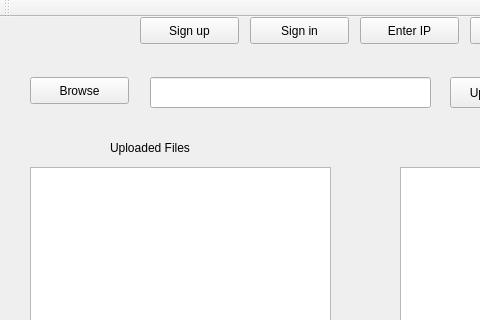
Before: the Qt Designer form sharefileclient/mainwindow.ui in taragu/sharefile, drawn with Qt 5; both pictures show x 0 to 480 and y 0 to 320 of the 714 by 556 pixel window.
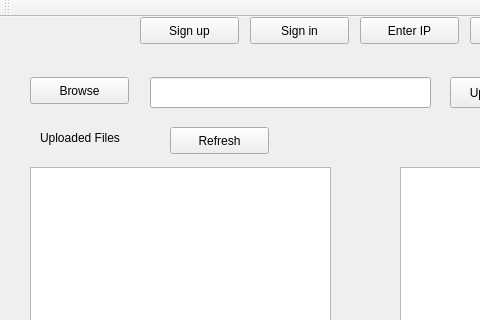
After: the same form once the commit is applied.

```diff
--- a/sharefileclient/mainwindow.ui
+++ b/sharefileclient/mainwindow.ui
@@ -17,8 +17,8 @@
    <widget class="QLabel" name="label_3">
     <property name="geometry">
      <rect>
-      <x>110</x>
-      <y>120</y>
+      <x>40</x>
+      <y>110</y>
       <width>131</width>
       <height>21</height>
      </rect>
@@ -187,6 +187,19 @@
      <string>Type your friend's user name here</string>
     </property>
    </widget>
+   <widget class="QPushButton" name="refresh_button">
+    <property name="geometry">
+     <rect>
+      <x>170</x>
+      <y>110</y>
+      <width>99</width>
+      <height>27</height>
+     </rect>
+    </property>
+    <property name="text">
+     <string>Refresh</string>
+    </property>
+   </widget>
   </widget>
   <widget class="QToolBar" name="mainToolBar">
    <attribute name="toolBarArea">
```
